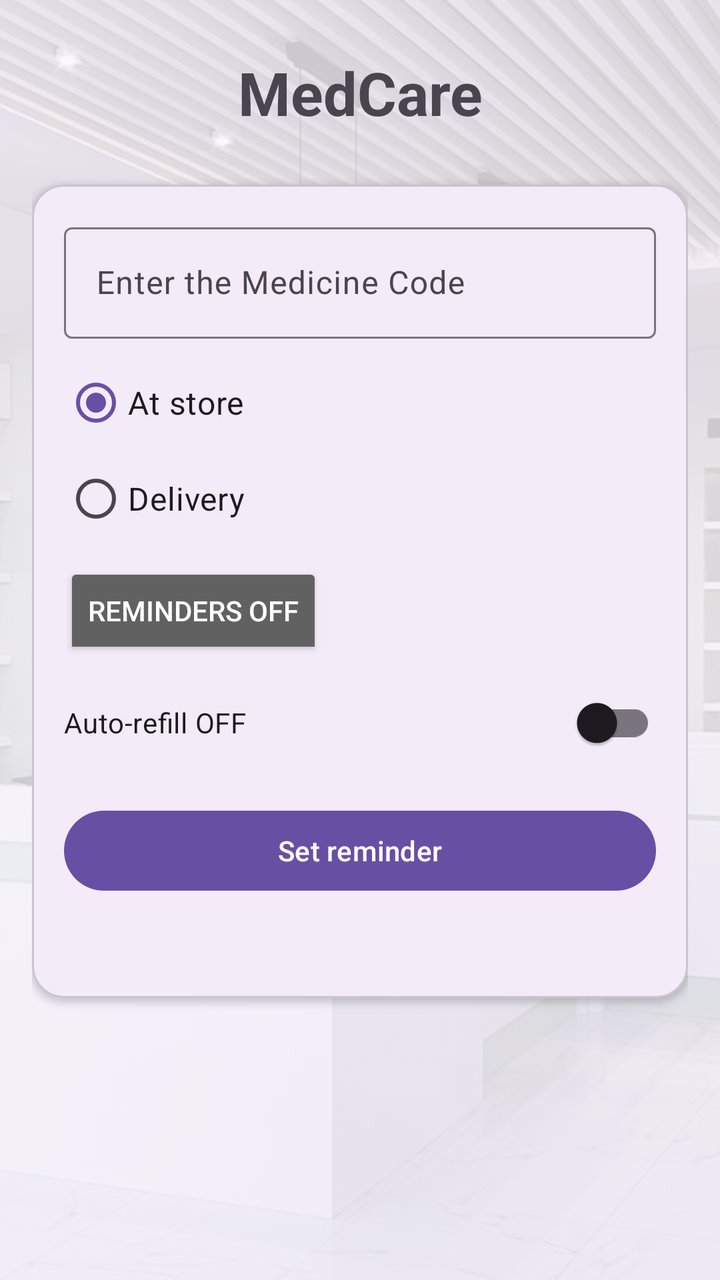
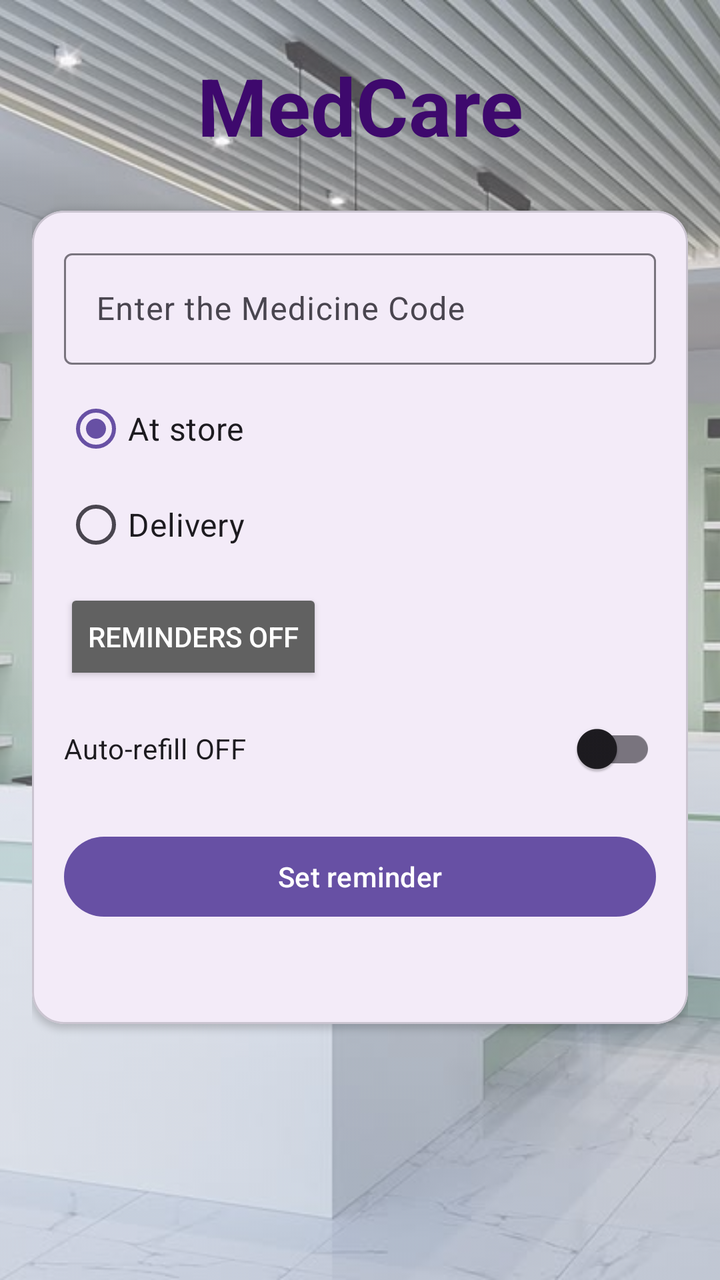

The first picture is an Android layout as it rendered before a commit; the second is the same layout after the commit. The layout source and the unified diff follow.
<!-- AndroidManifest.xml: application theme Theme.MADlab5MedCareTimenDateswitchtoggle -->
<!-- res/layout/activity_main.xml -->
<?xml version="1.0" encoding="utf-8"?>
<androidx.constraintlayout.widget.ConstraintLayout
    xmlns:android="http://schemas.android.com/apk/res/android"
    xmlns:app="http://schemas.android.com/apk/res-auto"
    xmlns:tools="http://schemas.android.com/tools"
    android:id="@+id/main"
    android:layout_width="match_parent"
    android:layout_height="match_parent"
    tools:context=".MainActivity">

    <ImageView
        android:id="@+id/background"
        android:layout_width="0dp"
        android:layout_height="0dp"
        android:alpha="0.2"
        android:contentDescription="@null"
        android:importantForAccessibility="no"
        android:scaleType="centerCrop"
        android:src="@drawable/b_pharmacy"
        app:layout_constraintBottom_toBottomOf="parent"
        app:layout_constraintEnd_toEndOf="parent"
        app:layout_constraintStart_toStartOf="parent"
        app:layout_constraintTop_toTopOf="parent" />

    <ScrollView
        android:id="@+id/scroll"
        android:layout_width="0dp"
        android:layout_height="0dp"
        android:clipToPadding="false"
        android:fillViewport="true"
        app:layout_constraintBottom_toBottomOf="parent"
        app:layout_constraintEnd_toEndOf="parent"
        app:layout_constraintStart_toStartOf="parent"
        app:layout_constraintTop_toTopOf="parent"
        app:layout_constraintWidth_max="480dp">

        <LinearLayout
            android:layout_width="match_parent"
            android:layout_height="wrap_content"
            android:orientation="vertical"
            android:padding="16dp">

            <TextView
                android:id="@+id/medcare"
                android:layout_width="match_parent"
                android:layout_height="wrap_content"
                android:layout_marginBottom="16dp"
                android:gravity="center"
                android:padding="10dp"
                android:text="@string/medcare"
                android:textSize="30sp"
                android:textStyle="bold" />

            <com.google.android.material.card.MaterialCardView
                android:layout_width="match_parent"
                android:layout_height="wrap_content"
                app:cardCornerRadius="16dp"
                app:cardElevation="2dp">

                <LinearLayout
                    android:layout_width="match_parent"
                    android:layout_height="wrap_content"
                    android:orientation="vertical"
                    android:padding="16dp">

                    <com.google.android.material.textfield.TextInputLayout
                        android:id="@+id/medNameLayout"
                        android:layout_width="match_parent"
                        android:layout_height="wrap_content"
                        android:hint="@string/enter_the_medicine_code">

                        <com.google.android.material.textfield.TextInputEditText
                            android:id="@+id/medName"
                            android:layout_width="match_parent"
                            android:layout_height="wrap_content"
                            android:imeOptions="actionDone"
                            android:importantForAutofill="no"
                            android:inputType="textCapCharacters|textNoSuggestions"
                            android:maxLines="1" />
                    </com.google.android.material.textfield.TextInputLayout>

                    <RadioGroup
                        android:id="@+id/radioGroup"
                        android:layout_width="match_parent"
                        android:layout_height="wrap_content"
                        android:layout_marginTop="8dp">

                        <RadioButton
                            android:id="@+id/at_store"
                            android:layout_width="match_parent"
                            android:layout_height="wrap_content"
                            android:checked="true"
                            android:minHeight="48dp"
                            android:text="@string/at_store"
                            android:textSize="16sp" />

                        <RadioButton
                            android:id="@+id/delivery"
                            android:layout_width="match_parent"
                            android:layout_height="wrap_content"
                            android:minHeight="48dp"
                            android:text="@string/delivery"
                            android:textSize="16sp" />
                    </RadioGroup>

                    <ToggleButton
                        android:id="@+id/enableNotifications"
                        android:layout_width="wrap_content"
                        android:layout_height="wrap_content"
                        android:layout_marginTop="8dp"
                        android:backgroundTint="@color/toggle_bg"
                        android:checked="false"
                        android:minWidth="48dp"
                        android:minHeight="48dp"
                        android:textColor="#FFFFFF"
                        android:textOff="@string/reminders_off"
                        android:textOn="@string/reminders_on" />

                    <DatePicker
                        android:id="@+id/datePicker"
                        android:layout_width="wrap_content"
                        android:layout_height="wrap_content"
                        android:layout_gravity="center_horizontal"
                        android:calendarViewShown="false"
                        android:datePickerMode="spinner"
                        android:visibility="gone" />

                    <TimePicker
                        android:id="@+id/timePicker"
                        android:layout_width="wrap_content"
                        android:layout_height="wrap_content"
                        android:layout_gravity="center_horizontal"
                        android:timePickerMode="spinner"
                        android:visibility="gone" />

                    <com.google.android.material.switchmaterial.SwitchMaterial
                        android:id="@+id/my_switch"
                        android:layout_width="match_parent"
                        android:layout_height="wrap_content"
                        android:layout_marginTop="8dp"
                        android:checked="false"
                        android:minHeight="48dp"
                        android:text="@string/auto_refill_off" />

                    <com.google.android.material.button.MaterialButton
                        android:id="@+id/submitButton"
                        android:layout_width="match_parent"
                        android:layout_height="wrap_content"
                        android:layout_marginTop="16dp"
                        android:text="@string/submit" />

                    <TextView
                        android:id="@+id/summary"
                        android:layout_width="match_parent"
                        android:layout_height="wrap_content"
                        android:layout_marginTop="12dp"
                        android:freezesText="true"
                        android:textSize="16sp" />
                </LinearLayout>
            </com.google.android.material.card.MaterialCardView>
        </LinearLayout>
    </ScrollView>
</androidx.constraintlayout.widget.ConstraintLayout>
<!-- resources referenced by this layout -->
<resources>
  <!-- drawable b_pharmacy: jpg bitmap (drawable, 77291 bytes) -->
  <string name="at_store">At store</string>
  <string name="auto_refill_off">Auto-refill OFF</string>
  <string name="delivery">Delivery</string>
  <string name="enter_the_medicine_code">Enter the Medicine Code</string>
  <string name="medcare">MedCare</string>
  <string name="reminders_off">Reminders OFF</string>
  <string name="reminders_on">Reminders ON</string>
  <string name="submit">Set reminder</string>
  <style name="Theme.MADlab5MedCareTimenDateswitchtoggle" parent="Base.Theme.MADlab5MedCareTimenDateswitchtoggle" />
  <style name="Base.Theme.MADlab5MedCareTimenDateswitchtoggle" parent="Theme.Material3.DayNight.NoActionBar">
          
          
      </style>
</resources>

<!-- the commit's change to res/layout/activity_main.xml (unified diff, before → after) -->
@@ -12,7 +12,7 @@
         android:id="@+id/background"
         android:layout_width="0dp"
         android:layout_height="0dp"
-        android:alpha="0.2"
+        android:alpha="0.7"
         android:contentDescription="@null"
         android:importantForAccessibility="no"
         android:scaleType="centerCrop"
@@ -48,7 +48,8 @@
                 android:gravity="center"
                 android:padding="10dp"
                 android:text="@string/medcare"
-                android:textSize="30sp"
+                android:textSize="40sp"
+                android:textColor="#3E096D"
                 android:textStyle="bold" />
 
             <com.google.android.material.card.MaterialCardView
